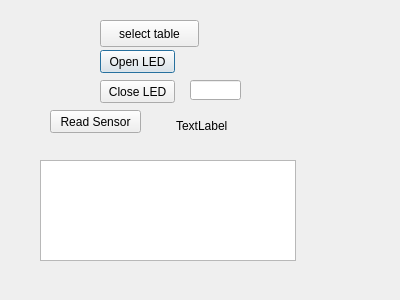
Old version of the form dialog.ui in the repository eploentham/TimerWater.
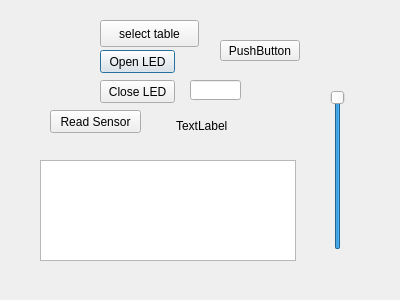
New version of the form.

The edit to the form file:
```diff
--- a/dialog.ui
+++ b/dialog.ui
@@ -98,6 +98,38 @@
     </rect>
    </property>
   </widget>
+  <widget class="QSlider" name="pb1">
+   <property name="geometry">
+    <rect>
+     <x>330</x>
+     <y>90</y>
+     <width>16</width>
+     <height>160</height>
+    </rect>
+   </property>
+   <property name="minimum">
+    <number>-99</number>
+   </property>
+   <property name="maximum">
+    <number>-1</number>
+   </property>
+   <property name="orientation">
+    <enum>Qt::Vertical</enum>
+   </property>
+  </widget>
+  <widget class="QPushButton" name="pushButton_5">
+   <property name="geometry">
+    <rect>
+     <x>220</x>
+     <y>40</y>
+     <width>80</width>
+     <height>21</height>
+    </rect>
+   </property>
+   <property name="text">
+    <string>PushButton</string>
+   </property>
+  </widget>
  </widget>
  <resources/>
  <connections/>
```
